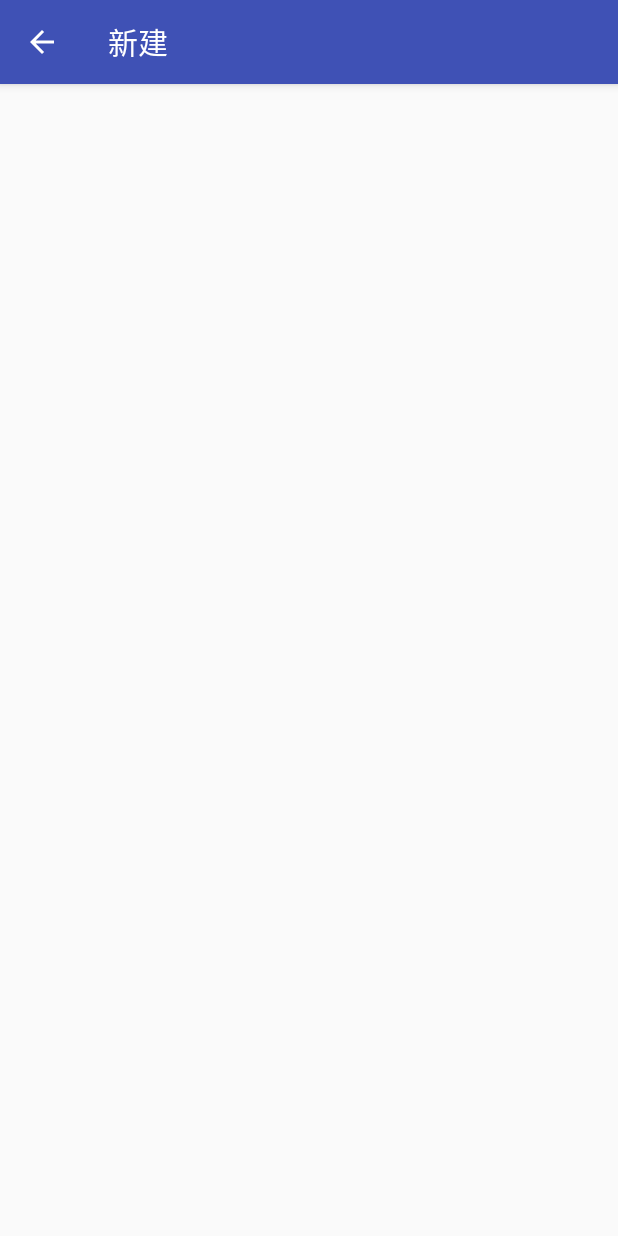
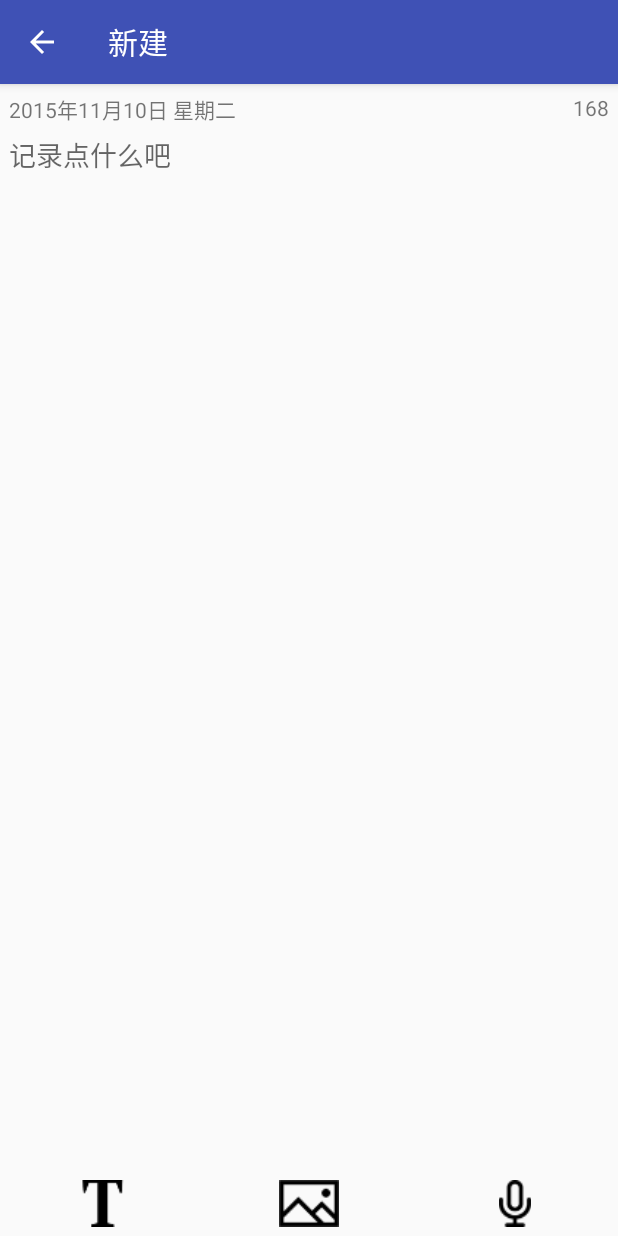
Before and after one commit to Thewhitelight/SiYuNote, an Android app: the AddNoteActivity screen opened directly, with no data from a screen before it, on a phone screen of 412 x 824 dp. Run offline under Robolectric (Android 15) with nearby library versions, the phone set to English and light mode, and no system bars; our stand-ins replace ButterKnife.

Commit message:
change add

```diff
--- a/app/src/main/res/layout/activity_add_note.xml
+++ b/app/src/main/res/layout/activity_add_note.xml
@@ -5,4 +5,83 @@
     android:orientation="vertical">
 
     <include layout="@layout/toolbar_main" />
+
+    <RelativeLayout
+        android:layout_width="match_parent"
+        android:layout_height="wrap_content"
+        android:paddingLeft="6dp"
+        android:paddingRight="6dp">
+
+        <TextView
+            android:id="@+id/tv_time"
+            android:layout_width="wrap_content"
+            android:layout_height="wrap_content"
+            android:layout_alignParentLeft="true"
+            android:layout_alignParentTop="true"
+            android:paddingBottom="6dp"
+            android:paddingTop="6dp"
+            android:text="2015年11月10日 星期二" />
+
+        <TextView
+            android:id="@+id/tv_num"
+            android:layout_width="wrap_content"
+            android:layout_height="wrap_content"
+            android:layout_alignParentRight="true"
+            android:layout_alignParentTop="true"
+            android:paddingBottom="6dp"
+            android:paddingTop="6dp"
+            android:text="168" />
+    </RelativeLayout>
+
+    <ScrollView
+        android:layout_width="match_parent"
+        android:layout_height="0dp"
+        android:layout_weight="9.5"
+        android:paddingLeft="6dp"
+        android:paddingRight="6dp">
+
+        <LinearLayout
+            android:layout_width="match_parent"
+            android:layout_height="wrap_content"
+            android:orientation="vertical">
+
+            <EditText
+                android:layout_width="match_parent"
+                android:layout_height="match_parent"
+                android:background="@null"
+                android:gravity="top"
+                android:hint="记录点什么吧" />
+
+        </LinearLayout>
+    </ScrollView>
+
+
+    <LinearLayout
+        android:layout_width="match_parent"
+        android:layout_height="0dp"
+        android:layout_weight="0.5"
+        android:orientation="horizontal"
+        android:paddingBottom="6dp">
+
+        <ImageView
+            android:layout_width="0dp"
+            android:layout_height="match_parent"
+            android:layout_weight="1"
+            android:src="@drawable/ic_text" />
+
+        <ImageView
+            android:layout_width="0dp"
+            android:layout_height="match_parent"
+            android:layout_weight="1"
+            android:src="@drawable/ic_picture" />
+
+        <ImageView
+            android:layout_width="0dp"
+            android:layout_height="match_parent"
+            android:layout_weight="1"
+            android:src="@drawable/ic_voice" />
+
+    </LinearLayout>
+
+
 </LinearLayout>
```
